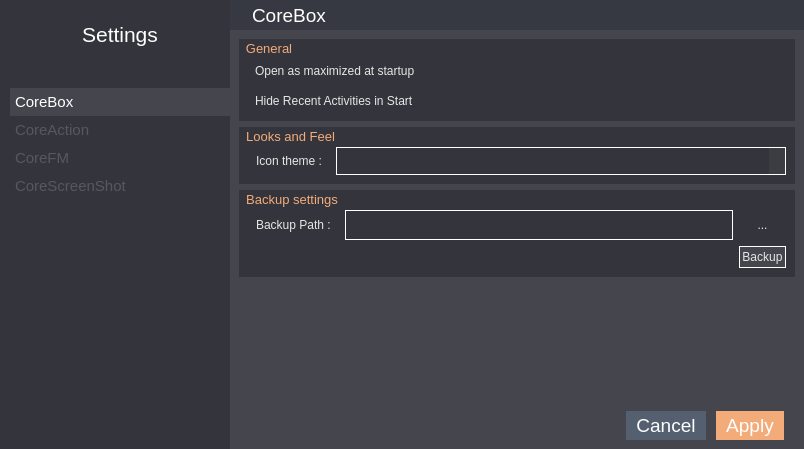
First picture: the form in app/settings/settings.ui, repository rahmanshaber/corebox, before the edit.
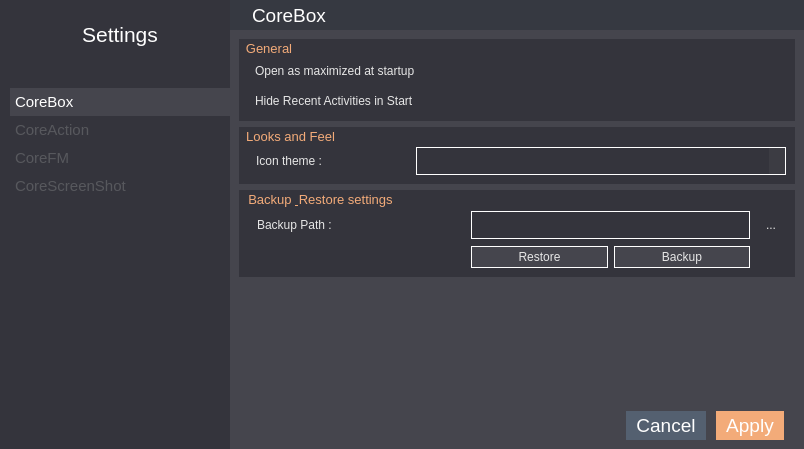
Second picture: the form after the edit. Icons and pictures are not drawn.

```diff
--- a/app/settings/settings.ui
+++ b/app/settings/settings.ui
@@ -692,6 +692,22 @@
             </property>
            </widget>
           </item>
+          <item>
+           <spacer name="horizontalSpacer_7">
+            <property name="orientation">
+             <enum>Qt::Horizontal</enum>
+            </property>
+            <property name="sizeType">
+             <enum>QSizePolicy::Fixed</enum>
+            </property>
+            <property name="sizeHint" stdset="0">
+             <size>
+              <width>80</width>
+              <height>20</height>
+             </size>
+            </property>
+           </spacer>
+          </item>
           <item>
            <widget class="QComboBox" name="cmbIconTheme">
             <property name="sizePolicy">
@@ -711,16 +727,61 @@
        <item>
         <widget class="QGroupBox" name="backup">
          <property name="title">
-          <string>Backup settings</string>
+          <string>Backup &amp; Restore settings</string>
          </property>
          <layout class="QGridLayout" name="gridLayout_6">
+          <property name="leftMargin">
+           <number>10</number>
+          </property>
           <property name="topMargin">
            <number>20</number>
           </property>
-          <item row="0" column="3">
+          <item row="0" column="0">
+           <widget class="QLabel" name="label_21">
+            <property name="text">
+             <string>Backup Path :</string>
+            </property>
+            <property name="indent">
+             <number>-1</number>
+            </property>
+           </widget>
+          </item>
+          <item row="0" column="1">
+           <spacer name="horizontalSpacer_6">
+            <property name="orientation">
+             <enum>Qt::Horizontal</enum>
+            </property>
+            <property name="sizeType">
+             <enum>QSizePolicy::Fixed</enum>
+            </property>
+            <property name="sizeHint" stdset="0">
+             <size>
+              <width>80</width>
+              <height>20</height>
+             </size>
+            </property>
+           </spacer>
+          </item>
+          <item row="0" column="2" colspan="2">
+           <widget class="QLineEdit" name="backupPath">
+            <property name="sizePolicy">
+             <sizepolicy hsizetype="Expanding" vsizetype="Fixed">
+              <horstretch>0</horstretch>
+              <verstretch>0</verstretch>
+             </sizepolicy>
+            </property>
+            <property name="styleSheet">
+             <string notr="true"/>
+            </property>
+            <property name="text">
+             <string/>
+            </property>
+           </widget>
+          </item>
+          <item row="0" column="4">
            <widget class="QPushButton" name="browSave">
             <property name="sizePolicy">
-             <sizepolicy hsizetype="Preferred" vsizetype="Preferred">
+             <sizepolicy hsizetype="Fixed" vsizetype="Preferred">
               <horstretch>0</horstretch>
               <verstretch>0</verstretch>
              </sizepolicy>
@@ -733,7 +794,7 @@
             </property>
             <property name="maximumSize">
              <size>
-              <width>1677215</width>
+              <width>30</width>
               <height>16777215</height>
              </size>
             </property>
@@ -745,7 +806,26 @@
             </property>
            </widget>
           </item>
-          <item row="2" column="3">
+          <item row="1" column="2">
+           <widget class="QPushButton" name="restore">
+            <property name="styleSheet">
+             <string notr="true">QPushButton{
+border: 1px solid #ffffff;
+padding: 3px 2px 3px 2px;
+background-color: #45454D;
+}
+
+QPushButton:hover {
+background-color: rgb(48, 140, 198);
+}
+</string>
+            </property>
+            <property name="text">
+             <string>Restore</string>
+            </property>
+           </widget>
+          </item>
+          <item row="1" column="3">
            <widget class="QPushButton" name="backUp">
             <property name="styleSheet">
              <string notr="true">QPushButton{
@@ -764,29 +844,6 @@
             </property>
            </widget>
           </item>
-          <item row="0" column="1">
-           <widget class="QLineEdit" name="backupPath">
-            <property name="sizePolicy">
-             <sizepolicy hsizetype="Expanding" vsizetype="Preferred">
-              <horstretch>0</horstretch>
-              <verstretch>0</verstretch>
-             </sizepolicy>
-            </property>
-            <property name="styleSheet">
-             <string notr="true"/>
-            </property>
-            <property name="text">
-             <string/>
-            </property>
-           </widget>
-          </item>
-          <item row="0" column="0">
-           <widget class="QLabel" name="label_21">
-            <property name="text">
-             <string>Backup Path :</string>
-            </property>
-           </widget>
-          </item>
          </layout>
         </widget>
        </item>
```
Left out of the diff: 4 changed lines with no effect on the pictures.
